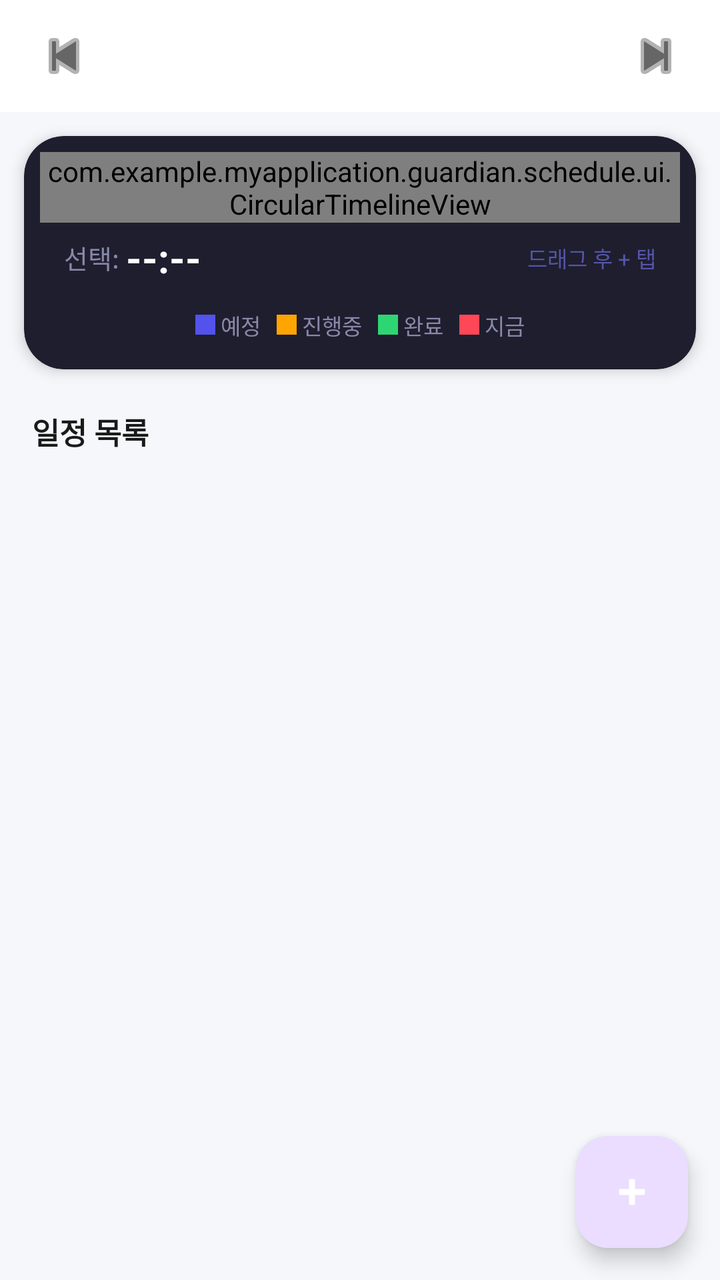
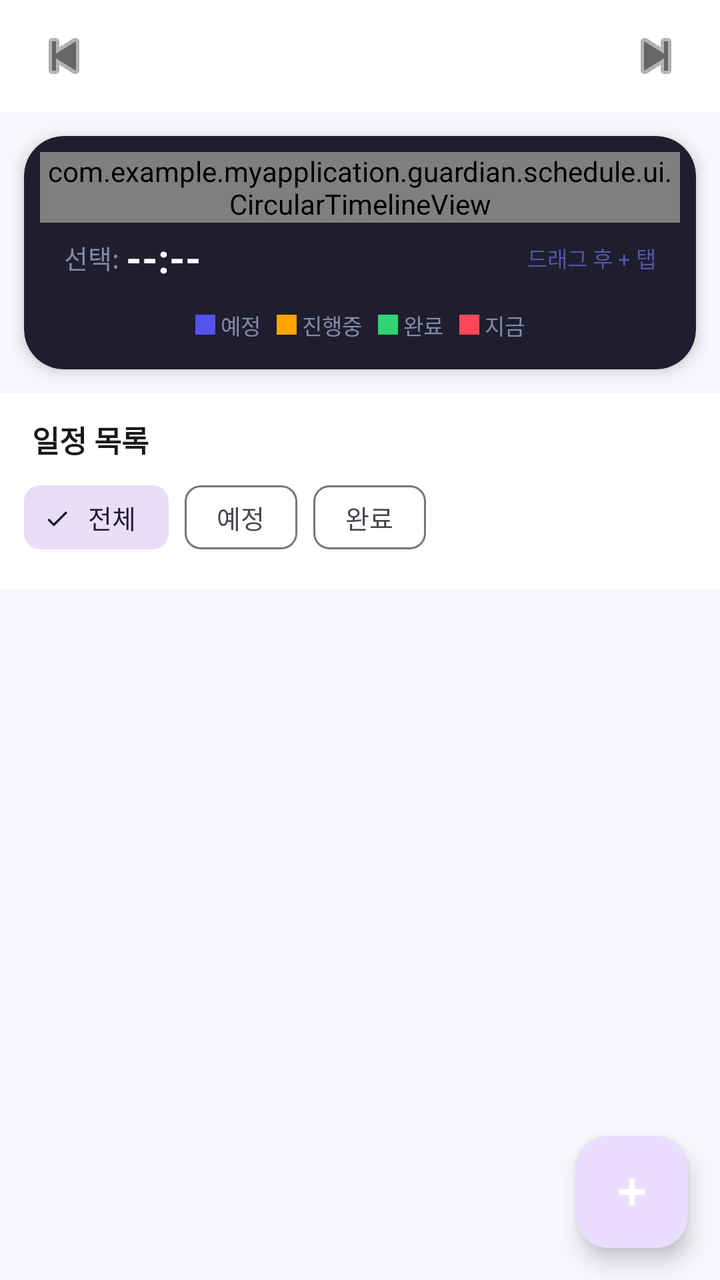

An Android layout rendered at two revisions. The XML below is the earlier revision; the diff shows what the commit changed to produce the second picture.
<!-- AndroidManifest.xml: application theme Theme.MyApplication -->
<!-- res/layout/fragment_schedule.xml -->
<?xml version="1.0" encoding="utf-8"?>
<androidx.coordinatorlayout.widget.CoordinatorLayout
    xmlns:android="http://schemas.android.com/apk/res/android"
    xmlns:app="http://schemas.android.com/apk/res-auto"
    android:layout_width="match_parent"
    android:layout_height="match_parent"
    android:background="@color/bgPage">

    <androidx.core.widget.NestedScrollView
        android:layout_width="match_parent"
        android:layout_height="match_parent">

        <LinearLayout
            android:layout_width="match_parent"
            android:layout_height="wrap_content"
            android:orientation="vertical">

            
            <LinearLayout
                android:layout_width="match_parent"
                android:layout_height="56dp"
                android:orientation="horizontal"
                android:gravity="center_vertical"
                android:paddingHorizontal="12dp"
                android:background="@color/bgCard">

                <ImageButton
                    android:id="@+id/btnPrevDay"
                    android:layout_width="40dp"
                    android:layout_height="40dp"
                    android:src="@android:drawable/ic_media_previous"
                    android:background="?attr/selectableItemBackgroundBorderless"
                    android:tint="@color/textSecondary"
                    android:contentDescription="이전날"/>

                <TextView
                    android:id="@+id/tvDate"
                    android:layout_width="0dp"
                    android:layout_height="wrap_content"
                    android:layout_weight="1"
                    android:gravity="center"
                    android:textSize="16sp"
                    android:textStyle="bold"
                    android:textColor="@color/textPrimary"/>

                <ImageButton
                    android:id="@+id/btnNextDay"
                    android:layout_width="40dp"
                    android:layout_height="40dp"
                    android:src="@android:drawable/ic_media_next"
                    android:background="?attr/selectableItemBackgroundBorderless"
                    android:tint="@color/textSecondary"
                    android:contentDescription="다음날"/>

            </LinearLayout>

            
            <androidx.cardview.widget.CardView
                xmlns:card="http://schemas.android.com/apk/res-auto"
                android:layout_width="match_parent"
                android:layout_height="wrap_content"
                android:layout_margin="12dp"
                card:cardCornerRadius="20dp"
                card:cardElevation="4dp"
                card:cardBackgroundColor="#1E1E2E">

                <LinearLayout
                    android:layout_width="match_parent"
                    android:layout_height="wrap_content"
                    android:orientation="vertical">

                    <com.example.myapplication.guardian.schedule.ui.CircularTimelineView
                        android:id="@+id/timelineView"
                        android:layout_width="match_parent"
                        android:layout_height="wrap_content"
                        android:layout_marginHorizontal="8dp"
                        android:layout_marginTop="8dp"/>

                    
                    <LinearLayout
                        android:layout_width="match_parent"
                        android:layout_height="wrap_content"
                        android:orientation="horizontal"
                        android:gravity="center_vertical"
                        android:paddingHorizontal="20dp"
                        android:paddingBottom="12dp"
                        android:paddingTop="4dp">

                        <TextView
                            android:layout_width="wrap_content"
                            android:layout_height="wrap_content"
                            android:text="선택: "
                            android:textSize="13sp"
                            android:textColor="#8888AA"/>

                        <TextView
                            android:id="@+id/tvSelectedTime"
                            android:layout_width="0dp"
                            android:layout_height="wrap_content"
                            android:layout_weight="1"
                            android:text="--:--"
                            android:textSize="20sp"
                            android:textStyle="bold"
                            android:textColor="#FFFFFF"/>

                        <TextView
                            android:layout_width="wrap_content"
                            android:layout_height="wrap_content"
                            android:text="드래그 후 + 탭"
                            android:textSize="11sp"
                            android:textColor="#5555AA"/>

                    </LinearLayout>

                    
                    <LinearLayout
                        android:layout_width="match_parent"
                        android:layout_height="wrap_content"
                        android:orientation="horizontal"
                        android:gravity="center"
                        android:paddingBottom="14dp">

                        <View android:layout_width="10dp" android:layout_height="10dp" android:background="#5352ED"/>
                        <TextView android:layout_width="wrap_content" android:layout_height="wrap_content"
                            android:text=" 예정   " android:textSize="11sp" android:textColor="#8888AA"/>

                        <View android:layout_width="10dp" android:layout_height="10dp" android:background="#FFA502"/>
                        <TextView android:layout_width="wrap_content" android:layout_height="wrap_content"
                            android:text=" 진행중   " android:textSize="11sp" android:textColor="#8888AA"/>

                        <View android:layout_width="10dp" android:layout_height="10dp" android:background="#2ED573"/>
                        <TextView android:layout_width="wrap_content" android:layout_height="wrap_content"
                            android:text=" 완료   " android:textSize="11sp" android:textColor="#8888AA"/>

                        <View android:layout_width="10dp" android:layout_height="10dp" android:background="#FF4757"/>
                        <TextView android:layout_width="wrap_content" android:layout_height="wrap_content"
                            android:text=" 지금" android:textSize="11sp" android:textColor="#8888AA"/>

                    </LinearLayout>

                </LinearLayout>
            </androidx.cardview.widget.CardView>

            
            <TextView
                android:id="@+id/tvScheduleHeader"
                android:layout_width="wrap_content"
                android:layout_height="wrap_content"
                android:text="일정 목록"
                android:textSize="15sp"
                android:textStyle="bold"
                android:textColor="@color/textPrimary"
                android:paddingHorizontal="16dp"
                android:paddingTop="8dp"
                android:paddingBottom="8dp"/>

            <TextView
                android:id="@+id/tvEmpty"
                android:layout_width="match_parent"
                android:layout_height="wrap_content"
                android:text="이 날짜에 일정이 없어요\n+ 버튼으로 추가해보세요"
                android:textSize="14sp"
                android:textColor="@color/textHint"
                android:gravity="center"
                android:paddingVertical="32dp"
                android:visibility="gone"/>

            <androidx.recyclerview.widget.RecyclerView
                android:id="@+id/rvSchedule"
                android:layout_width="match_parent"
                android:layout_height="wrap_content"
                android:nestedScrollingEnabled="false"
                android:paddingHorizontal="12dp"
                android:paddingBottom="80dp"
                android:clipToPadding="false"/>

        </LinearLayout>
    </androidx.core.widget.NestedScrollView>

    <com.google.android.material.floatingactionbutton.FloatingActionButton
        android:id="@+id/fabAdd"
        android:layout_width="wrap_content"
        android:layout_height="wrap_content"
        android:layout_gravity="bottom|end"
        android:layout_margin="16dp"
        android:src="@android:drawable/ic_input_add"
        app:tint="@android:color/white"/>

</androidx.coordinatorlayout.widget.CoordinatorLayout>
<!-- resources referenced by this layout -->
<resources>
  <color name="bgCard">#FFFFFF</color>
  <color name="bgPage">#F5F7FA</color>
  <color name="textHint">#AAAAAA</color>
  <color name="textPrimary">#1A1A1A</color>
  <color name="textSecondary">#666666</color>
  <style name="Theme.MyApplication" parent="Base.Theme.MyApplication" />
  <style name="Base.Theme.MyApplication" parent="Theme.Material3.Light.NoActionBar">
          <item name="colorPrimary">@color/colorPrimary</item>
          <item name="colorPrimaryDark">@color/colorPrimaryDark</item>
          <item name="colorOnPrimary">@color/white</item>
          <item name="colorSurface">@color/white</item>
          <item name="colorOnSurface">@color/textPrimary</item>
          <item name="android:windowBackground">@color/bgPage</item>
          <item name="android:statusBarColor">@color/white</item>
          <item name="android:windowLightStatusBar" tools:targetApi="23">true</item>
      </style>
  <color name="colorPrimary">#1976D2</color>
  <color name="colorPrimaryDark">#115293</color>
  <color name="white">#FFFFFFFF</color>
</resources>

<!-- the commit's change to res/layout/fragment_schedule.xml (unified diff, before → after) -->
@@ -142,17 +142,62 @@
             </androidx.cardview.widget.CardView>
 
             
-            <TextView
-                android:id="@+id/tvScheduleHeader"
-                android:layout_width="wrap_content"
-                android:layout_height="wrap_content"
-                android:text="일정 목록"
-                android:textSize="15sp"
-                android:textStyle="bold"
-                android:textColor="@color/textPrimary"
-                android:paddingHorizontal="16dp"
-                android:paddingTop="8dp"
-                android:paddingBottom="8dp"/>
+            <LinearLayout
+                android:layout_width="match_parent"
+                android:layout_height="wrap_content"
+                android:orientation="vertical"
+                android:background="@color/bgCard"
+                android:paddingBottom="4dp">
+
+                <TextView
+                    android:id="@+id/tvScheduleHeader"
+                    android:layout_width="wrap_content"
+                    android:layout_height="wrap_content"
+                    android:text="일정 목록"
+                    android:textSize="15sp"
+                    android:textStyle="bold"
+                    android:textColor="@color/textPrimary"
+                    android:paddingHorizontal="16dp"
+                    android:paddingTop="12dp"
+                    android:paddingBottom="4dp"/>
+
+                <com.google.android.material.chip.ChipGroup
+                    android:id="@+id/chipGroupFilter"
+                    android:layout_width="match_parent"
+                    android:layout_height="wrap_content"
+                    android:paddingHorizontal="12dp"
+                    android:paddingBottom="8dp"
+                    app:singleSelection="true"
+                    app:selectionRequired="true">
+
+                    <com.google.android.material.chip.Chip
+                        android:id="@+id/chipAll"
+                        android:layout_width="wrap_content"
+                        android:layout_height="wrap_content"
+                        android:text="전체"
+                        android:textSize="13sp"
+                        style="@style/Widget.Material3.Chip.Filter"
+                        android:checked="true"/>
+
+                    <com.google.android.material.chip.Chip
+                        android:id="@+id/chipPending"
+                        android:layout_width="wrap_content"
+                        android:layout_height="wrap_content"
+                        android:text="예정"
+                        android:textSize="13sp"
+                        style="@style/Widget.Material3.Chip.Filter"/>
+
+                    <com.google.android.material.chip.Chip
+                        android:id="@+id/chipDone"
+                        android:layout_width="wrap_content"
+                        android:layout_height="wrap_content"
+                        android:text="완료"
+                        android:textSize="13sp"
+                        style="@style/Widget.Material3.Chip.Filter"/>
+
+                </com.google.android.material.chip.ChipGroup>
+
+            </LinearLayout>
 
             <TextView
                 android:id="@+id/tvEmpty"
